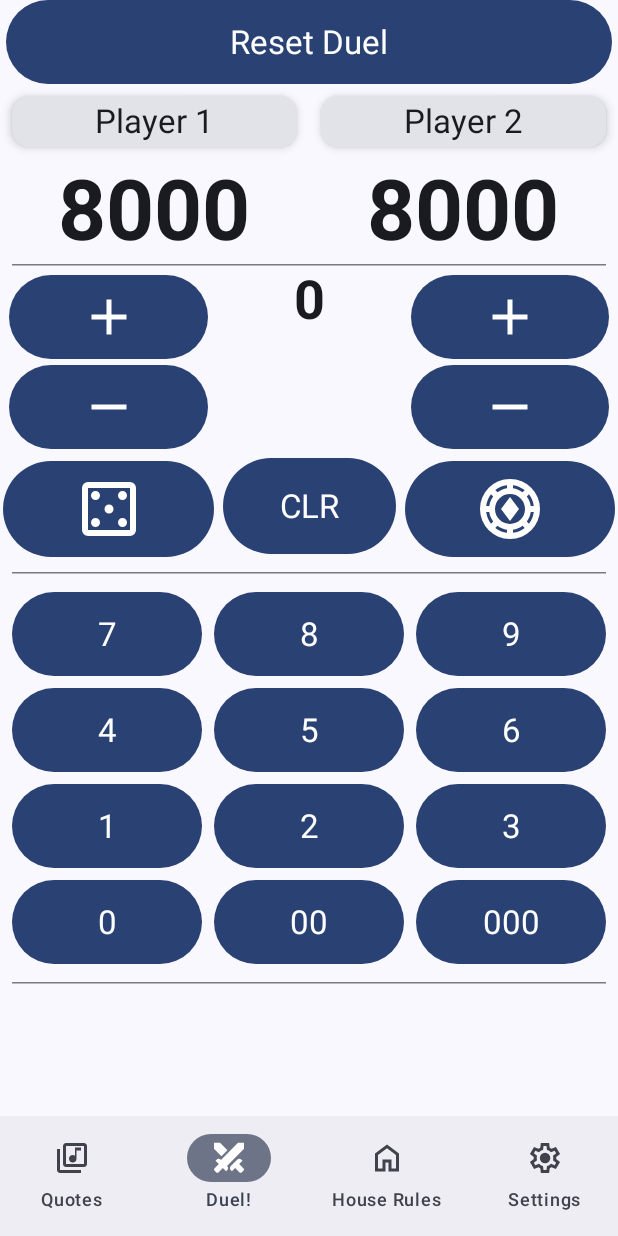
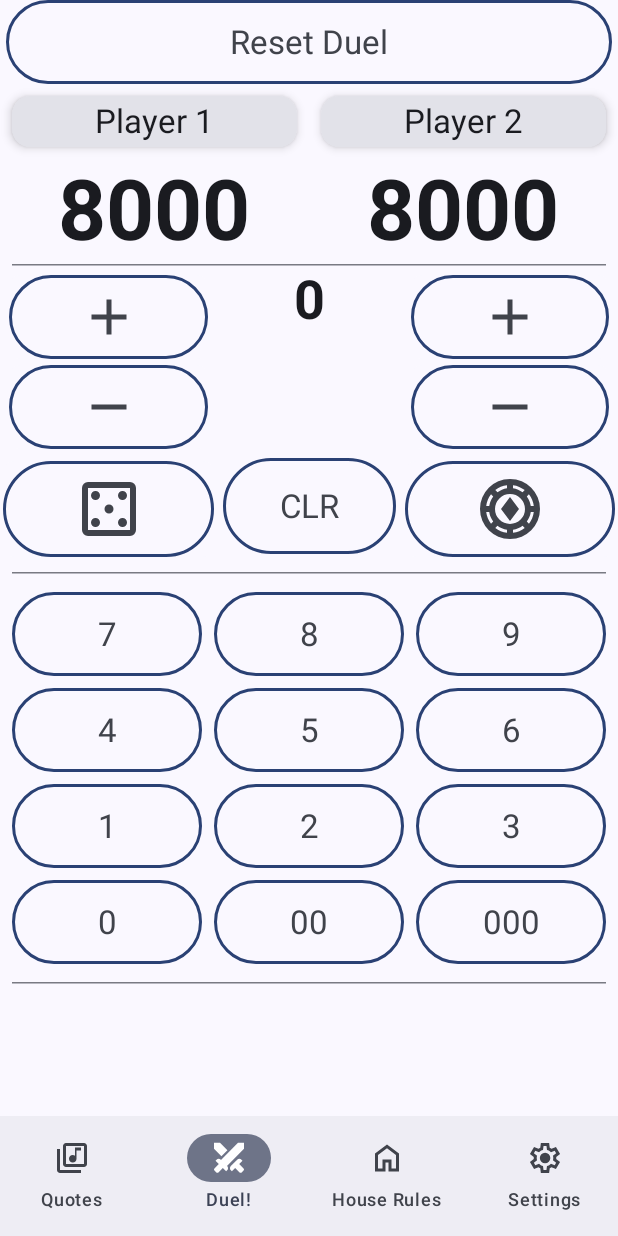
Before and after one commit to tyler-hietanen/ygotas-companion, an Android app built with Jetpack Compose: the Duel screen opened through its navigation route, on a phone screen of 412 x 824 dp. Run offline under Robolectric (Android 15) with nearby library versions, the phone set to English and light mode, and no system bars.

Commit message:
Updated button style to be outlined (instead of filled)

```diff
--- a/app/src/main/java/com/tyler_hietanen/ygotascompanion/MainActivity.kt
+++ b/app/src/main/java/com/tyler_hietanen/ygotascompanion/MainActivity.kt
@@ -90,12 +90,10 @@ class MainActivity : ComponentActivity()
 
             // Sets up auto nav, after a delay.
             // TODO Remove.
-            /*
             LaunchedEffect(Unit) {
                 delay(150)
                 ApplicationNavigationHost.navigateToSingleNewScreen(navController, Destination.DUEL, _applicationViewModel)
             }
-            */
         }
     }
 
--- a/app/src/main/java/com/tyler_hietanen/ygotascompanion/ui/screens/DuelScreen.kt
+++ b/app/src/main/java/com/tyler_hietanen/ygotascompanion/ui/screens/DuelScreen.kt
@@ -4,6 +4,7 @@
  ******************************************************************************************************************************************/
 package com.tyler_hietanen.ygotascompanion.ui.screens
 
+import androidx.compose.foundation.BorderStroke
 import androidx.compose.foundation.clickable
 import androidx.compose.foundation.layout.Column
 import androidx.compose.foundation.layout.Row
@@ -14,6 +15,7 @@ import androidx.compose.foundation.layout.size
 import androidx.compose.foundation.rememberScrollState
 import androidx.compose.foundation.verticalScroll
 import androidx.compose.material3.Button
+import androidx.compose.material3.ButtonDefaults
 import androidx.compose.material3.Card
 import androidx.compose.material3.CardDefaults
 import androidx.compose.material3.HorizontalDivider
@@ -309,7 +311,9 @@ object DuelScreen
             modifier = modifier
                 .heightIn(minSize)
                 .padding(4.dp, 0.dp),
-            onClick = onClick
+            onClick = onClick,
+            colors = ButtonDefaults.outlinedButtonColors(),
+            border = BorderStroke(2.dp, MaterialTheme.colorScheme.primary)
         ) {
             Text(text = buttonText,
                 style = Typography.titleLarge)
@@ -338,9 +342,10 @@ object DuelScreen
                 .padding(2.dp),
             shape = MaterialTheme.shapes.small
         ){
-            Button(onClick = {
-                onClick()
-            }
+            Button(
+                onClick = { onClick()},
+                colors = ButtonDefaults.outlinedButtonColors(),
+                border = BorderStroke(2.dp, MaterialTheme.colorScheme.primary)
             ) {
                 Icon(
                     painter = painterResource(resourceID),
```
